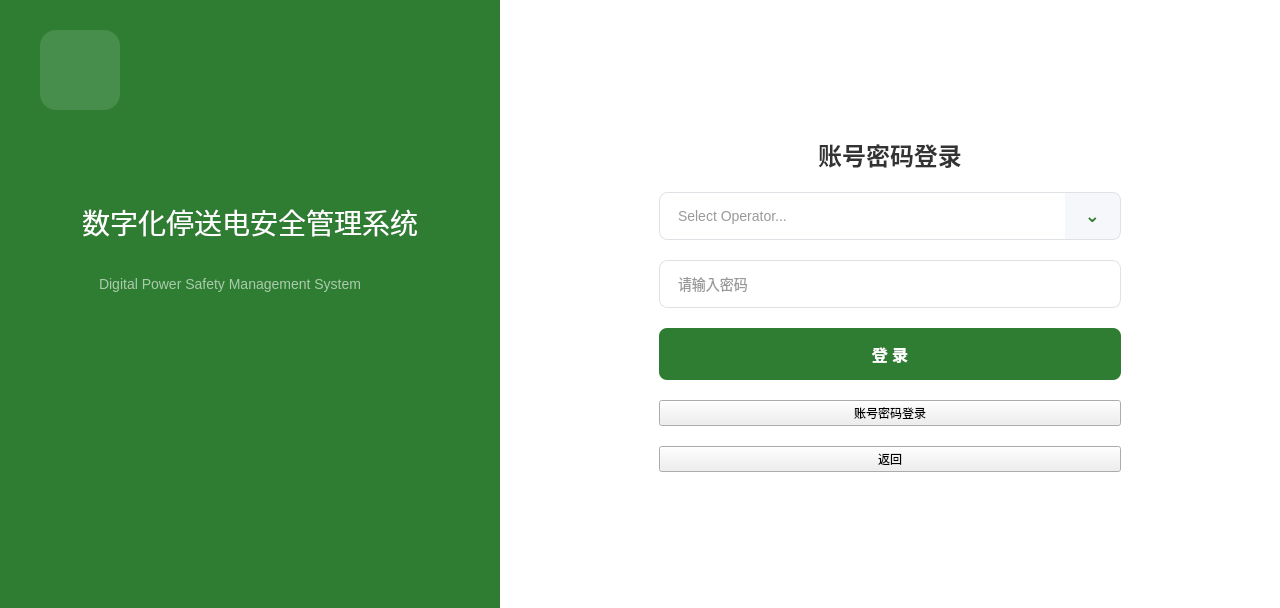
Qt form RK3568/ui/loginpage.ui (Ruanchenxi/RK3568-Qt-Workbench) before a commit.
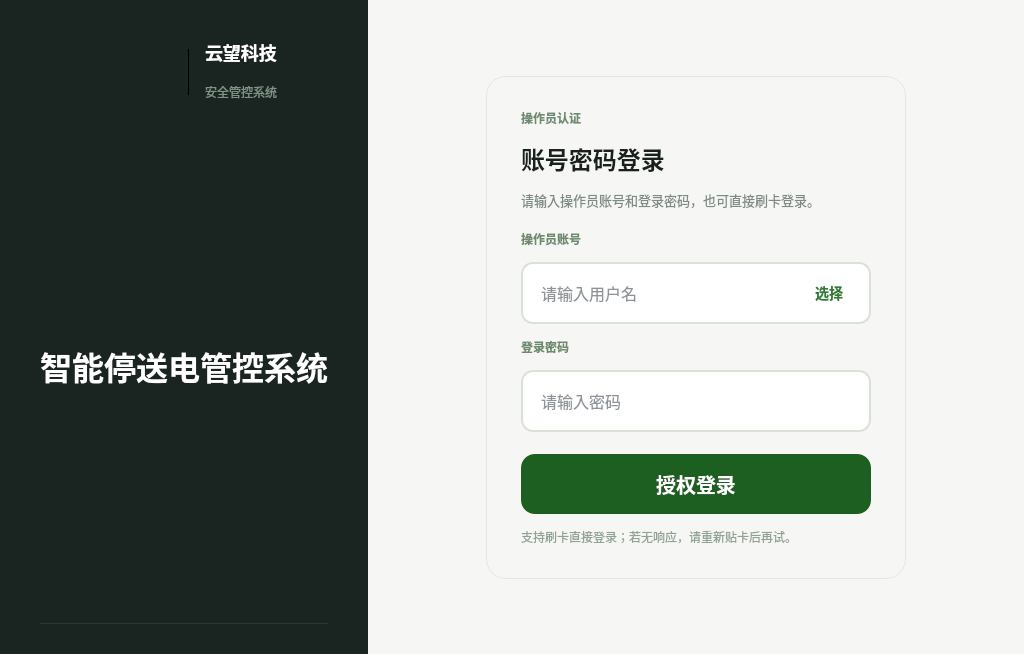
The same form after that commit. Icons and pictures are not drawn.

Diff of the .ui file:
```diff
--- a/RK3568/ui/loginpage.ui
+++ b/RK3568/ui/loginpage.ui
@@ -6,58 +6,175 @@
    <rect>
     <x>0</x>
     <y>0</y>
-    <width>1280</width>
-    <height>608</height>
+    <width>1024</width>
+    <height>654</height>
    </rect>
   </property>
   <property name="styleSheet">
    <string notr="true">
-#LoginPage { background-color: #F5F3EF; }
-#leftPanel { background-color: #2E7D32; }
-#brandIcon { background-color: rgba(255,255,255,0.125); border-radius: 16px; }
-#brandTitle { color: #FFFFFF; font-size: 28px; font-weight: normal; }
-#brandSubtitle { color: rgba(255,255,255,0.6); font-size: 14px; }
-#rightPanel { background-color: #FFFFFF; }
-#accountLoginTitle { color: #333333; font-size: 24px; font-weight: bold; }
+#LoginPage {
+    background-color: #F2F4EF;
+}
+
+#leftPanel {
+    background-color: #1A2421;
+}
+
+#brandDivider {
+    background-color: #314038;
+}
+
+#logoLabel {
+    background: transparent;
+}
+
+#companyNameLabel {
+    color: #FFFFFF;
+    font-size: 18px;
+    font-weight: 700;
+}
+
+#productSubLabel {
+    color: #7E9386;
+    font-size: 12px;
+}
+
+#productTitleLabel {
+    color: #FFFFFF;
+    font-size: 32px;
+    font-weight: 700;
+}
+
+#productPitchLabel {
+    color: #A9B5AE;
+    font-size: 13px;
+}
+
+#dividerLine {
+    background-color: #2D3833;
+    max-height: 1px;
+    border: none;
+}
+
+#versionLabel {
+    color: #6E7D75;
+    font-size: 11px;
+}
+
+#rightPanel {
+    background-color: #F6F7F4;
+}
+
+#loginCard {
+    background-color: #FFFFFF;
+    border: 1px solid #E2E8E0;
+    border-radius: 20px;
+}
+
+#loginModeHint {
+    color: #6D8A6F;
+    font-size: 12px;
+    font-weight: 700;
+}
+
+#accountLoginTitle {
+    color: #19211D;
+    font-size: 24px;
+    font-weight: 700;
+}
+
+#accountLoginDescLabel {
+    color: #7E8B83;
+    font-size: 13px;
+}
+
+#accountFieldLabel, #passwordFieldLabel {
+    color: #6D8A6F;
+    font-size: 12px;
+    font-weight: 700;
+}
+
 #usernameEdit, #passwordEdit {
     background-color: #FFFFFF;
-    border: 1px solid #DEE2E6;
-    border-radius: 8px;
-    padding: 12px 16px;
-    font-size: 14px;
-    color: #333333;
+    border: 1.5px solid #D9E2D7;
+    border-radius: 12px;
+    padding: 0 16px;
+    font-size: 16px;
+    color: #1F2933;
+    min-height: 58px;
+    max-height: 58px;
 }
+
+#usernameEdit:focus, #passwordEdit:focus {
+    border-color: #2E7D32;
+}
+
 #usernameEdit {
-    border-right: none;
     border-top-right-radius: 0;
     border-bottom-right-radius: 0;
+    border-right: none;
 }
-#usernameEdit:focus, #passwordEdit:focus { border: 1px solid #DEE2E6; }
+
 #selectAccountBtn {
-    background-color: #F5F7FA;
+    background-color: #F4F7F1;
     color: #2E7D32;
-    font-size: 18px;
-    font-weight: bold;
-    border: 1px solid #DEE2E6;
+    border: 1.5px solid #D9E2D7;
     border-left: none;
-    border-top-right-radius: 8px;
-    border-bottom-right-radius: 8px;
-    border-top-left-radius: 0;
-    border-bottom-left-radius: 0;
-    padding: 0;
+    border-top-right-radius: 12px;
+    border-bottom-right-radius: 12px;
+    padding: 0 14px;
+    font-size: 14px;
+    font-weight: 700;
+    min-height: 58px;
+    max-height: 58px;
 }
-#selectAccountBtn:hover { background-color: #E8F5E9; }
-#selectAccountBtn:disabled { color: #9AA4AF; }
+
+#selectAccountBtn:hover {
+    background-color: #EAF4EA;
+}
+
+#selectAccountBtn[linkedFocus=&quot;true&quot;] {
+    border-color: #2E7D32;
+    background-color: #EEF6EE;
+}
+
+#selectAccountBtn:pressed {
+    background-color: #DDEDDD;
+}
+
+#selectAccountBtn:disabled {
+    background-color: #F6F8F5;
+    color: #9AA4AF;
+}
+
 #loginBtn {
-    background-color: #2E7D32;
+    background-color: #1F6F2A;
     color: #FFFFFF;
-    font-size: 16px;
-    font-weight: bold;
     border: none;
-    border-radius: 8px;
-    padding: 14px;
+    border-radius: 14px;
+    min-height: 60px;
+    font-size: 20px;
+    font-weight: 700;
+    padding: 0 18px;
 }
-#loginBtn:hover { background-color: #1B5E20; }
+
+#loginBtn:hover {
+    background-color: #175E22;
+}
+
+#loginBtn:pressed {
+    background-color: #124B1B;
+}
+
+#loginBtn:disabled {
+    background-color: #A8C2A7;
+    color: #F4F7F3;
+}
+
+#loginFootHint {
+    color: #91A193;
+    font-size: 12px;
+}
    </string>
   </property>
   <layout class="QHBoxLayout" name="mainLayout">
@@ -77,90 +194,201 @@
     <number>0</number>
    </property>
    <item>
-    <widget class="QWidget" name="leftPanel" native="true">
+    <widget class="QFrame" name="leftPanel">
      <property name="minimumSize">
       <size>
-       <width>500</width>
+       <width>360</width>
        <height>0</height>
       </size>
      </property>
-     <widget class="QFrame" name="brandIcon">
-      <property name="geometry">
-       <rect>
-        <x>40</x>
-        <y>30</y>
-        <width>80</width>
-        <height>80</height>
-       </rect>
+     <property name="maximumSize">
+      <size>
+       <width>384</width>
+       <height>16777215</height>
+      </size>
+     </property>
+     <property name="frameShape">
+      <enum>QFrame::NoFrame</enum>
+     </property>
+     <property name="frameShadow">
+      <enum>QFrame::Plain</enum>
+     </property>
+     <layout class="QVBoxLayout" name="leftPanelLayout">
+      <property name="spacing">
+       <number>0</number>
       </property>
-     </widget>
-     <widget class="QLabel" name="brandTitle">
-      <property name="geometry">
-       <rect>
-        <x>60</x>
-        <y>200</y>
-        <width>380</width>
-        <height>44</height>
-       </rect>
+      <property name="leftMargin">
+       <number>40</number>
       </property>
-      <property name="text">
-       <string>数字化停送电安全管理系统</string>
+      <property name="topMargin">
+       <number>36</number>
       </property>
-      <property name="alignment">
-       <set>Qt::AlignCenter</set>
+      <property name="rightMargin">
+       <number>40</number>
       </property>
-     </widget>
-     <widget class="QLabel" name="brandSubtitle">
-      <property name="geometry">
-       <rect>
-        <x>60</x>
-        <y>270</y>
-        <width>340</width>
-        <height>28</height>
-       </rect>
+      <property name="bottomMargin">
+       <number>30</number>
       </property>
-      <property name="text">
-       <string>Digital Power Safety Management System</string>
-      </property>
-      <property name="alignment">
-       <set>Qt::AlignCenter</set>
-      </property>
-     </widget>
+      <item>
+       <layout class="QHBoxLayout" name="brandRowLayout">
+        <property name="spacing">
+         <number>16</number>
+        </property>
+        <item>
+         <widget class="QLabel" name="logoLabel">
+          <property name="minimumSize">
+           <size>
+            <width>132</width>
+            <height>72</height>
+           </size>
+          </property>
+          <property name="maximumSize">
+           <size>
+            <width>132</width>
+            <height>72</height>
+           </size>
+          </property>
+          <property name="pixmap">
+           <pixmap resource="../resources/branding.qrc">:/branding/logo.png</pixmap>
+          </property>
+          <property name="scaledContents">
+           <bool>false</bool>
+          </property>
+          <property name="alignment">
+           <set>Qt::AlignCenter</set>
+          </property>
+         </widget>
+        </item>
+        <item>
+         <widget class="QFrame" name="brandDivider">
+          <property name="minimumSize">
+           <size>
+            <width>1</width>
+            <height>46</height>
+           </size>
+          </property>
+          <property name="maximumSize">
+           <size>
+            <width>1</width>
+            <height>46</height>
+           </size>
+          </property>
+          <property name="frameShape">
+           <enum>QFrame::VLine</enum>
+          </property>
+          <property name="frameShadow">
+           <enum>QFrame::Plain</enum>
+          </property>
+         </widget>
+        </item>
+        <item>
+         <layout class="QVBoxLayout" name="brandTextLayout">
+          <property name="spacing">
+           <number>6</number>
+          </property>
+          <item>
+           <widget class="QLabel" name="companyNameLabel">
+            <property name="text">
+             <string>云望科技</string>
+            </property>
+           </widget>
+          </item>
+          <item>
+           <widget class="QLabel" name="productSubLabel">
+            <property name="text">
+             <string>安全管控系统</string>
+            </property>
+           </widget>
+          </item>
+         </layout>
+        </item>
+       </layout>
+      </item>
+      <item>
+       <spacer name="leftTopSpacer">
+        <property name="orientation">
+         <enum>Qt::Vertical</enum>
+        </property>
+        <property name="sizeHint" stdset="0">
+         <size>
+          <width>20</width>
+          <height>84</height>
+         </size>
+        </property>
+       </spacer>
+      </item>
+      <item>
+       <widget class="QLabel" name="productTitleLabel">
+        <property name="text">
+         <string>智能停送电管控系统</string>
+        </property>
+        <property name="wordWrap">
+         <bool>true</bool>
+        </property>
+       </widget>
+      </item>
+      <item>
+       <spacer name="titlePitchSpacer">
+        <property name="orientation">
+         <enum>Qt::Vertical</enum>
+        </property>
+        <property name="sizeHint" stdset="0">
+         <size>
+          <width>20</width>
+          <height>16</height>
+         </size>
+        </property>
+       </spacer>
+      </item>
+      <item>
+       <widget class="QFrame" name="dividerLine">
+        <property name="frameShape">
+         <enum>QFrame::HLine</enum>
+        </property>
+        <property name="frameShadow">
+         <enum>QFrame::Plain</enum>
+        </property>
+       </widget>
+      </item>
+     </layout>
     </widget>
    </item>
    <item>
-    <widget class="QWidget" name="rightPanel" native="true">
-     <property name="minimumSize">
-      <size>
-       <width>600</width>
-       <height>0</height>
-      </size>
+    <widget class="QFrame" name="rightPanel">
+     <property name="frameShape">
+      <enum>QFrame::NoFrame</enum>
+     </property>
+     <property name="frameShadow">
+      <enum>QFrame::Plain</enum>
      </property>
      <layout class="QVBoxLayout" name="rightLayout">
       <property name="spacing">
        <number>0</number>
       </property>
       <property name="leftMargin">
-       <number>60</number>
+       <number>64</number>
       </property>
       <property name="topMargin">
-       <number>60</number>
+       <number>32</number>
       </property>
       <property name="rightMargin">
-       <number>60</number>
+       <number>64</number>
       </property>
       <property name="bottomMargin">
-       <number>60</number>
+       <number>32</number>
       </property>
       <item>
        <spacer name="topSpacer">
         <property name="orientation">
          <enum>Qt::Vertical</enum>
         </property>
+        <property name="sizeType">
+         <enum>QSizePolicy::Expanding</enum>
+        </property>
         <property name="sizeHint" stdset="0">
          <size>
-          <width>0</width>
-          <height>0</height>
+          <width>20</width>
+          <height>20</height>
          </size>
         </property>
        </spacer>
@@ -168,24 +396,101 @@
       <item>
        <layout class="QHBoxLayout" name="centerRowLayout">
         <item>
-         <widget class="QWidget" name="loginCard" native="true">
+         <spacer name="cardLeftSpacer">
+          <property name="orientation">
+           <enum>Qt::Horizontal</enum>
+          </property>
+          <property name="sizeType">
+           <enum>QSizePolicy::Expanding</enum>
+          </property>
+          <property name="sizeHint" stdset="0">
+           <size>
+            <width>0</width>
+            <height>0</height>
+           </size>
+          </property>
+         </spacer>
+        </item>
+        <item>
+         <widget class="QFrame" name="loginCard">
+          <property name="minimumSize">
+           <size>
+            <width>420</width>
+            <height>0</height>
+           </size>
+          </property>
           <property name="maximumSize">
            <size>
-            <width>480</width>
+            <width>440</width>
             <height>16777215</height>
            </size>
           </property>
+          <property name="styleSheet">
+           <string notr="true">background-color: rgb(246, 247, 244);</string>
+          </property>
+          <property name="frameShape">
+           <enum>QFrame::NoFrame</enum>
+          </property>
+          <property name="frameShadow">
+           <enum>QFrame::Plain</enum>
+          </property>
           <layout class="QVBoxLayout" name="loginCardLayout">
            <property name="spacing">
-            <number>20</number>
+            <number>14</number>
            </property>
+           <property name="leftMargin">
+            <number>34</number>
+           </property>
+           <property name="topMargin">
+            <number>32</number>
+           </property>
+           <property name="rightMargin">
+            <number>34</number>
+           </property>
+           <property name="bottomMargin">
+            <number>32</number>
+           </property>
+           <item>
+            <widget class="QLabel" name="loginModeHint">
+             <property name="text">
+              <string>操作员认证</string>
+             </property>
+            </widget>
+           </item>
            <item>
             <widget class="QLabel" name="accountLoginTitle">
              <property name="text">
               <string>账号密码登录</string>
              </property>
-             <property name="alignment">
-              <set>Qt::AlignCenter</set>
+            </widget>
+           </item>
+           <item>
+           <widget class="QLabel" name="accountLoginDescLabel">
+             <property name="text">
+              <string>请输入操作员账号和登录密码，也可直接刷卡登录。</string>
+             </property>
+             <property name="wordWrap">
+              <bool>true</bool>
+             </property>
+            </widget>
+           </item>
+           <item>
+            <spacer name="cardHeaderSpacer">
+             <property name="orientation">
+              <enum>Qt::Vertical</enum>
+             </property>
+             <property name="sizeHint" stdset="0">
+              <size>
+               <width>20</width>
+               <height>6</height>
+              </size>
+             </property>
+            </spacer>
+           </item>
+           <item>
+            <widget class="QLabel" name="accountFieldLabel">
+             <property name="text">
+              <string>操作员账号</string>
              </property>
             </widget>
            </item>
@@ -199,11 +504,20 @@
                <property name="minimumSize">
                 <size>
                  <width>0</width>
-                 <height>48</height>
+                 <height>62</height>
                 </size>
                </property>
+               <property name="maximumSize">
+                <size>
+                 <width>16777215</width>
+                 <height>62</height>
+                </size>
+               </property>
+               <property name="styleSheet">
+                <string notr="true">background-color: rgb(255, 255, 255);</string>
+               </property>
                <property name="placeholderText">
-                <string>Select Operator...</string>
+                <string>请输入用户名</string>
                </property>
               </widget>
              </item>
@@ -211,25 +525,56 @@
               <widget class="QPushButton" name="selectAccountBtn">
                <property name="minimumSize">
                 <size>
-                 <width>56</width>
-                 <height>48</height>
+                 <width>82</width>
+                 <height>62</height>
                 </size>
                </property>
+               <property name="maximumSize">
+                <size>
+                 <width>82</width>
+                 <height>62</height>
+                </size>
+               </property>
+               <property name="cursor">
+                <cursorShape>PointingHandCursor</cursorShape>
+               </property>
+               <property name="toolTip">
+                <string>选择账号</string>
+               </property>
+               <property name="styleSheet">
+                <string notr="true">background-color: rgb(255, 255, 255);</string>
+               </property>
                <property name="text">
-                <string>⌄</string>
+                <string>选择</string>
                </property>
               </widget>
              </item>
             </layout>
            </item>
+           <item>
+            <widget class="QLabel" name="passwordFieldLabel">
+             <property name="text">
+              <string>登录密码</string>
+             </property>
+            </widget>
+           </item>
            <item>
             <widget class="QLineEdit" name="passwordEdit">
              <property name="minimumSize">
               <size>
                <width>0</width>
-               <height>48</height>
+               <height>62</height>
               </size>
              </property>
+             <property name="maximumSize">
+              <size>
+               <width>16777215</width>
+               <height>62</height>
+              </size>
+             </property>
+             <property name="styleSheet">
+              <string notr="true">background-color: rgb(255, 255, 255);</string>
+             </property>
              <property name="echoMode">
               <enum>QLineEdit::Password</enum>
              </property>
@@ -238,42 +583,73 @@
              </property>
             </widget>
            </item>
+           <item>
+            <spacer name="buttonTopSpacer">
+             <property name="orientation">
+              <enum>Qt::Vertical</enum>
+             </property>
+             <property name="sizeHint" stdset="0">
+              <size>
+               <width>20</width>
+               <height>8</height>
+              </size>
+             </property>
+            </spacer>
+           </item>
            <item>
             <widget class="QPushButton" name="loginBtn">
-             <property name="minimumSize">
-              <size>
-               <width>0</width>
-               <height>48</height>
-              </size>
+             <property name="font">
+              <font>
+               <pointsize>-1</pointsize>
+               <bold>true</bold>
+              </font>
              </property>
+             <property name="cursor">
+              <cursorShape>PointingHandCursor</cursorShape>
+             </property>
+             <property name="styleSheet">
+              <string notr="true">background-color: rgb(28, 95, 33);</string>
+             </property>
              <property name="text">
-              <string>登 录</string>
+              <string>授权登录</string>
              </property>
-            </widget>
-           </item>
-           <item>
-            <widget class="QPushButton" name="accountLoginBtn">
-             <property name="visible">
+             <property name="autoDefault">
               <bool>false</bool>
              </property>
-             <property name="text">
-              <string>账号密码登录</string>
+             <property name="default">
+              <bool>false</bool>
              </property>
             </widget>
            </item>
            <item>
-            <widget class="QPushButton" name="backBtn">
-             <property name="visible">
-              <bool>false</bool>
-             </property>
+           <widget class="QLabel" name="loginFootHint">
              <property name="text">
-              <string>返回</string>
+              <string>支持刷卡直接登录；若无响应，请重新贴卡后再试。</string>
+             </property>
+             <property name="wordWrap">
+              <bool>true</bool>
              </property>
             </widget>
            </item>
           </layout>
          </widget>
         </item>
+        <item>
+         <spacer name="cardRightSpacer">
+          <property name="orientation">
+           <enum>Qt::Horizontal</enum>
+          </property>
+          <property name="sizeType">
+           <enum>QSizePolicy::Expanding</enum>
+          </property>
+          <property name="sizeHint" stdset="0">
+           <size>
+            <width>0</width>
+            <height>0</height>
+           </size>
+          </property>
+         </spacer>
+        </item>
        </layout>
       </item>
       <item>
@@ -281,10 +657,13 @@
         <property name="orientation">
          <enum>Qt::Vertical</enum>
         </property>
+        <property name="sizeType">
+         <enum>QSizePolicy::Expanding</enum>
+        </property>
         <property name="sizeHint" stdset="0">
          <size>
-          <width>0</width>
-          <height>0</height>
+          <width>20</width>
+          <height>20</height>
          </size>
         </property>
        </spacer>
```
Left out of the diff: 14 changed lines with no effect on the pictures.
